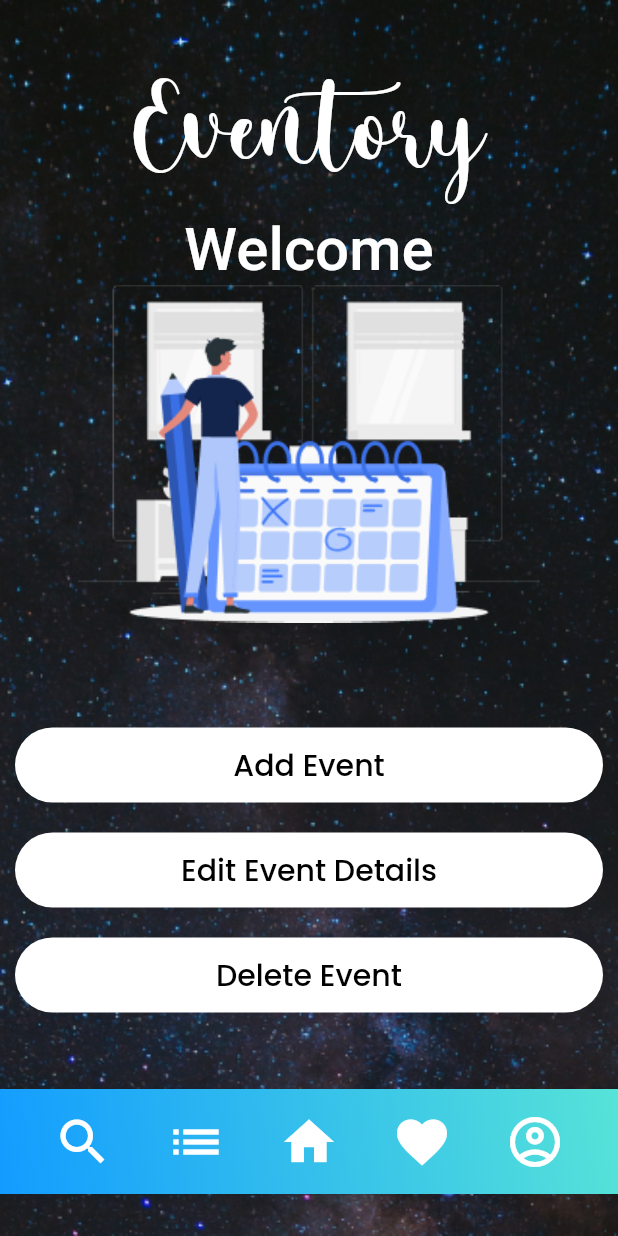
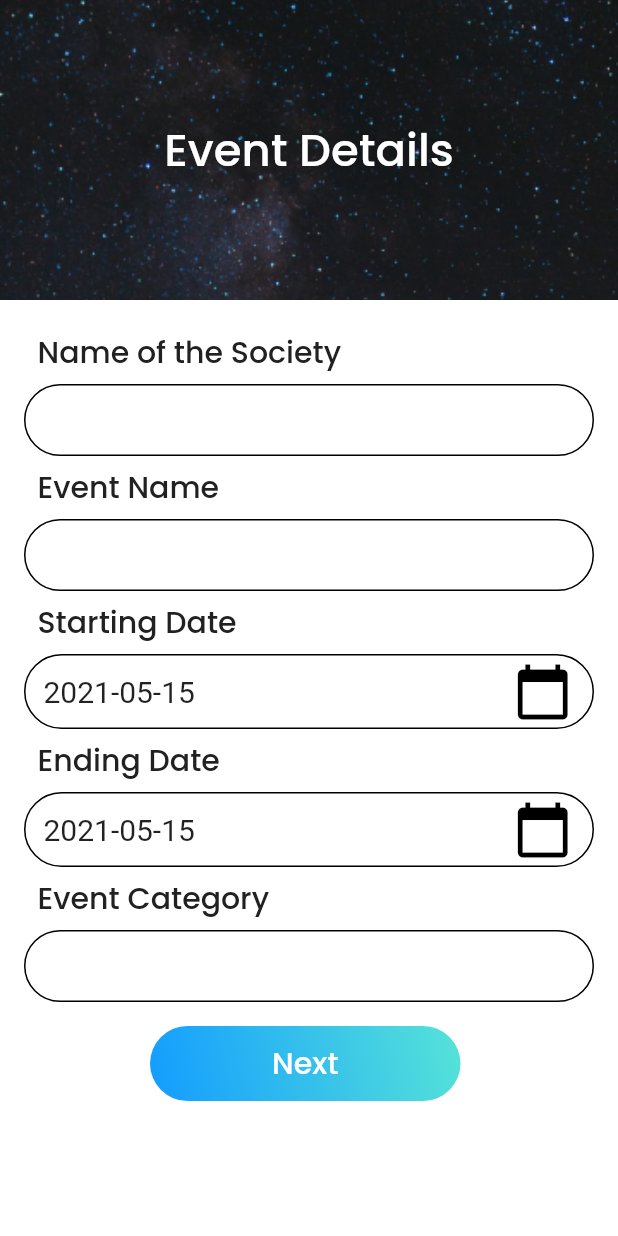
Before and after one commit to ananya-codeit/eventory, a Flutter app: the SocietyWelcome screen opened by its route, after a tap on "Add Event", on a phone screen of 412 x 824 dp. Run offline on Flutter 3.47's test engine with Material 2 defaults, Android fonts, the phone set to English and light mode, and no system bars; our stand-ins replace google_fonts, shimmer; Roboto replaces fonts that are missing (Pattaya).

Commit message:
event_details

```diff
--- /dev/null
+++ b/lib/event_details.dart
@@ -0,0 +1,364 @@
+import 'package:flutter/material.dart';
+import 'package:google_fonts/google_fonts.dart';
+class EventDetails extends StatefulWidget {
+  static String id ='event_details';
+  @override
+  _EventDetailsState createState() => _EventDetailsState();
+}
+
+class _EventDetailsState extends State<EventDetails> {
+  DateTime selectedDate = DateTime.now();
+
+  Future<void> _selectDate(BuildContext context) async {
+    final DateTime picked = await showDatePicker(
+        context: context,
+        initialDate: selectedDate,
+        firstDate: DateTime(2015, 8),
+        lastDate: DateTime(2101));
+    if (picked != null && picked != selectedDate)
+      setState(() {
+        selectedDate = picked;
+      });
+  }
+  @override
+  Widget build(BuildContext context) {
+    return Scaffold(
+      resizeToAvoidBottomInset: false,
+      backgroundColor: Colors.white,
+      body: Container(
+
+        child:Column(
+          crossAxisAlignment: CrossAxisAlignment.stretch,
+          children:[
+            Container(
+              child: Padding(
+                padding: const EdgeInsets.all(16.0),
+                child: Center(
+                  child: Text(
+                    'Event Details',
+                    style: GoogleFonts.poppins(
+                      color: Colors.white,
+                      fontSize: 30.0,
+                      fontWeight: FontWeight.w500,
+                    ),
+                  ),
+                ),
+              ),
+              height:200,
+              decoration: BoxDecoration(
+                image: DecorationImage(
+                  image: AssetImage('images/bg.png'),
+                  fit: BoxFit.cover,
+                ),
+              ),
+
+            ),
+            SizedBox(
+              height:20,
+            ),
+            Container(
+              alignment:Alignment.topLeft,
+              child: Padding(
+                padding: const EdgeInsets.symmetric(horizontal: 25),
+                child: Text(
+                  'Name of the Society',
+                  textAlign:TextAlign.left,
+                  style: GoogleFonts.poppins(
+                    color: Colors.grey.shade900,
+                    fontSize: 20.0,
+                    fontWeight: FontWeight.w500,
+                  ),
+                ),
+              ),
+            ),
+            Padding(
+              padding: const EdgeInsets.symmetric(vertical: 6.0,horizontal: 16.0),
+              child: TextField(
+                onChanged: (value) {
+                  //Do something with the user input.
+                },
+                style: TextStyle(
+                    color: Colors.black,
+                    fontWeight:FontWeight.w400,
+                  fontSize: 20.0,
+                ),
+                cursorColor: Colors.black,
+                cursorHeight: 25.0,
+                decoration: InputDecoration(
+
+                  contentPadding:
+                  EdgeInsets.symmetric(vertical: 10.0, horizontal: 20.0),
+                  border: OutlineInputBorder(
+                    borderRadius: BorderRadius.all(Radius.circular(32.0)),
+                  ),
+                  enabledBorder: OutlineInputBorder(
+                    borderSide:
+                    BorderSide(color: Colors.black, width: 1.0),
+                    borderRadius: BorderRadius.all(Radius.circular(32.0)),
+                  ),
+                  focusedBorder: OutlineInputBorder(
+                    borderSide:
+                    BorderSide(color: Colors.black, width: 2.0),
+                    borderRadius: BorderRadius.all(Radius.circular(32.0)),
+                  ),
+                ),
+              ),
+            ),
+            Container(
+              alignment:Alignment.topLeft,
+              child: Padding(
+                padding: const EdgeInsets.symmetric(horizontal: 25),
+                child: Text(
+                  'Event Name',
+                  textAlign:TextAlign.left,
+                  style: GoogleFonts.poppins(
+                    color: Colors.grey.shade900,
+                    fontSize: 20.0,
+                    fontWeight: FontWeight.w500,
+                  ),
+                ),
+              ),
+            ),
+            Padding(
+              padding: const EdgeInsets.symmetric(vertical: 6.0,horizontal: 16.0),
+              child: TextField(
+                onChanged: (value) {
+                  //Do something with the user input.
+                },
+                style: TextStyle(
+                  color: Colors.black,
+                  fontWeight:FontWeight.w400,
+                  fontSize: 20.0,
+                ),
+                cursorColor: Colors.black,
+                cursorHeight: 25.0,
+                decoration: InputDecoration(
+
+                  contentPadding:
+                  EdgeInsets.symmetric(vertical: 10.0, horizontal: 20.0),
+                  border: OutlineInputBorder(
+                    borderRadius: BorderRadius.all(Radius.circular(32.0)),
+                  ),
+                  enabledBorder: OutlineInputBorder(
+                    borderSide:
+                    BorderSide(color: Colors.black, width: 1.0),
+                    borderRadius: BorderRadius.all(Radius.circular(32.0)),
+                  ),
+                  focusedBorder: OutlineInputBorder(
+                    borderSide:
+                    BorderSide(color: Colors.black, width: 2.0),
+                    borderRadius: BorderRadius.all(Radius.circular(32.0)),
+                  ),
+                ),
+              ),
+            ),
+            Container(
+              alignment:Alignment.topLeft,
+              child: Padding(
+                padding: const EdgeInsets.symmetric(horizontal: 25),
+                child: Row(
+                  children: [
+                    Text(
+                      'Starting Date',
+                      textAlign:TextAlign.left,
+                      style: GoogleFonts.poppins(
+                        color: Colors.grey.shade900,
+                        fontSize: 20.0,
+                        fontWeight: FontWeight.w500,
+                      ),
+                    ),
+                  ],
+                ),
+              ),
+            ),
+            Padding(
+              padding: const EdgeInsets.symmetric(vertical: 6.0,horizontal: 16.0),
+              child: Container(
+                  child: Row(
+                    children: [
+                      Padding(
+                        padding: const EdgeInsets.all(12.0),
+                        child: Text("${selectedDate.toLocal()}".split(' ')[0],
+                        style:TextStyle(
+                          fontSize:20,
+                          fontWeight:FontWeight.w400,
+
+                        ),
+                        ),
+                      ),
+                      SizedBox(
+                        width:200,
+                      ),
+                      GestureDetector(
+                        onTap: () => _selectDate(context),
+                        child: Icon(
+                          Icons.calendar_today,
+                          color: Colors.black,
+                          size: 40.0,
+                        ),
+                      ),
+                    ],
+                  ),
+                    height: 50,
+                    width: double.infinity,
+                    decoration: BoxDecoration(
+                    border: Border.all(color:Colors.black),
+                    borderRadius: BorderRadius.circular(30),
+              ),
+            ),
+            ),
+            Container(
+              alignment:Alignment.topLeft,
+              child: Padding(
+                padding: const EdgeInsets.symmetric(horizontal: 25),
+                child: Row(
+                  children: [
+                    Text(
+                      'Ending Date',
+                      textAlign:TextAlign.left,
+                      style: GoogleFonts.poppins(
+                        color: Colors.grey.shade900,
+                        fontSize: 20.0,
+                        fontWeight: FontWeight.w500,
+                      ),
+                    ),
+                  ],
+                ),
+              ),
+            ),
+            Padding(
+              padding: const EdgeInsets.symmetric(vertical: 6.0,horizontal: 16.0),
+              child: Container(
+                child: Row(
+                  children: [
+                    Padding(
+                      padding: const EdgeInsets.all(12.0),
+                      child: Text("${selectedDate.toLocal()}".split(' ')[0],
+                        style:TextStyle(
+                          fontSize:20,
+                          fontWeight:FontWeight.w400,
+
+                        ),
+                      ),
+                    ),
+                    SizedBox(
+                      width:200,
+                    ),
+                    GestureDetector(
+                      onTap: () => _selectDate(context),
+                      child: Icon(
+                        Icons.calendar_today,
+                        color: Colors.black,
+                        size: 40.0,
+                      ),
+                    ),
+                  ],
+                ),
+                height: 50,
+                width: double.infinity,
+                decoration: BoxDecoration(
+                  border: Border.all(color:Colors.black),
+                  borderRadius: BorderRadius.circular(30),
+                ),
+              ),
+            ),
+            Container(
+              alignment:Alignment.topLeft,
+              child: Padding(
+                padding: const EdgeInsets.symmetric(horizontal: 25),
+                child: Text(
+                  'Event Category',
+                  textAlign:TextAlign.left,
+                  style: GoogleFonts.poppins(
+                    color: Colors.grey.shade900,
+                    fontSize: 20.0,
+                    fontWeight: FontWeight.w500,
+                  ),
+                ),
+              ),
+            ),
+            Padding(
+              padding: const EdgeInsets.symmetric(vertical: 6.0,horizontal: 16.0),
+              child: TextField(
+                onChanged: (value) {
+                  //Do something with the user input.
+                },
+                style: TextStyle(
+                  color: Colors.black,
+                  fontWeight:FontWeight.w400,
+                  fontSize: 20.0,
+                ),
+                cursorColor: Colors.black,
+                cursorHeight: 25.0,
+                decoration: InputDecoration(
+
+                  contentPadding:
+                  EdgeInsets.symmetric(vertical: 10.0, horizontal: 20.0),
+                  border: OutlineInputBorder(
+                    borderRadius: BorderRadius.all(Radius.circular(32.0)),
+                  ),
+                  enabledBorder: OutlineInputBorder(
+                    borderSide:
+                    BorderSide(color: Colors.black, width: 1.0),
+                    borderRadius: BorderRadius.all(Radius.circular(32.0)),
+                  ),
+                  focusedBorder: OutlineInputBorder(
+                    borderSide:
+                    BorderSide(color: Colors.black, width: 2.0),
+                    borderRadius: BorderRadius.all(Radius.circular(32.0)),
+                  ),
+                ),
+              ),
+            ),
+            Padding(
+              padding: const EdgeInsets.symmetric(vertical: 10.0,horizontal: 100.0),
+              child: GestureDetector(
+                onTap: (){
+                  print('yes');
+                },
+                child: Container(
+                  margin: EdgeInsets.only(right: 5),
+                  height: 50,
+                  width: 30,
+                  decoration: BoxDecoration(
+
+                      gradient: LinearGradient(
+                        begin: Alignment.topRight,
+                        end: Alignment.bottomLeft,
+                        colors: [
+                          Color(0xFF56E3D8),
+                          Color(0xFF139CFF),
+                        ],
+                      ),
+
+                    borderRadius: BorderRadius.circular(30),
+
+                  ),
+                  child: Center(
+                    child: Text(
+                      'Next',
+                      style: GoogleFonts.poppins(
+                        color: Colors.white,
+                        fontSize: 20.0,
+                        fontWeight: FontWeight.w500,
+                      ),
+                    ),
+                  ),
+
+
+                ),
+              ),
+            ),
+
+
+
+
+          ],
+        ),
+
+          ),
+
+
+    );
+  }
+}
--- a/lib/main.dart
+++ b/lib/main.dart
@@ -8,6 +8,7 @@ import 'societylogin.dart';
 import 'homescreen.dart';
 import 'societywelcome.dart';
 import 'splash_screen.dart';
+import 'event_details.dart';
 
 void main() {
   runApp(MyApp());
@@ -28,6 +29,7 @@ class MyApp extends StatelessWidget {
         SocietySignUP.id:(context)=>SocietySignUP(),
         HomeScreen.id:(context)=>HomeScreen(),
         SocietyWelcome.id:(context)=>SocietyWelcome(),
+        EventDetails.id:(context)=>EventDetails(),
       },
     );
   }
--- a/lib/societywelcome.dart
+++ b/lib/societywelcome.dart
@@ -1,5 +1,7 @@
+import 'package:eventaholic/event_details.dart';
 import 'package:flutter/material.dart';
 import 'package:google_fonts/google_fonts.dart';
+import 'event_details.dart';
 class SocietyWelcome extends StatefulWidget {
   static String id ='society_welcome';
   @override
@@ -43,13 +45,13 @@ class _SocietyWelcomeState extends State<SocietyWelcome> {
             ),
             Image(image: AssetImage('images/society.png'),),
             SizedBox(
-              height:60,
+              height:74,
             ),
             Padding(
               padding: const EdgeInsets.symmetric(vertical:10,horizontal:10),
               child: GestureDetector(
                 onTap: (){
-                  print('yes');
+                  Navigator.pushNamed(context, EventDetails.id);
                 },
                 child: Container(
                   height: 50,
```
Also changed, not shown: images/eventdetail.png (added), images/smallbg.png (added).
